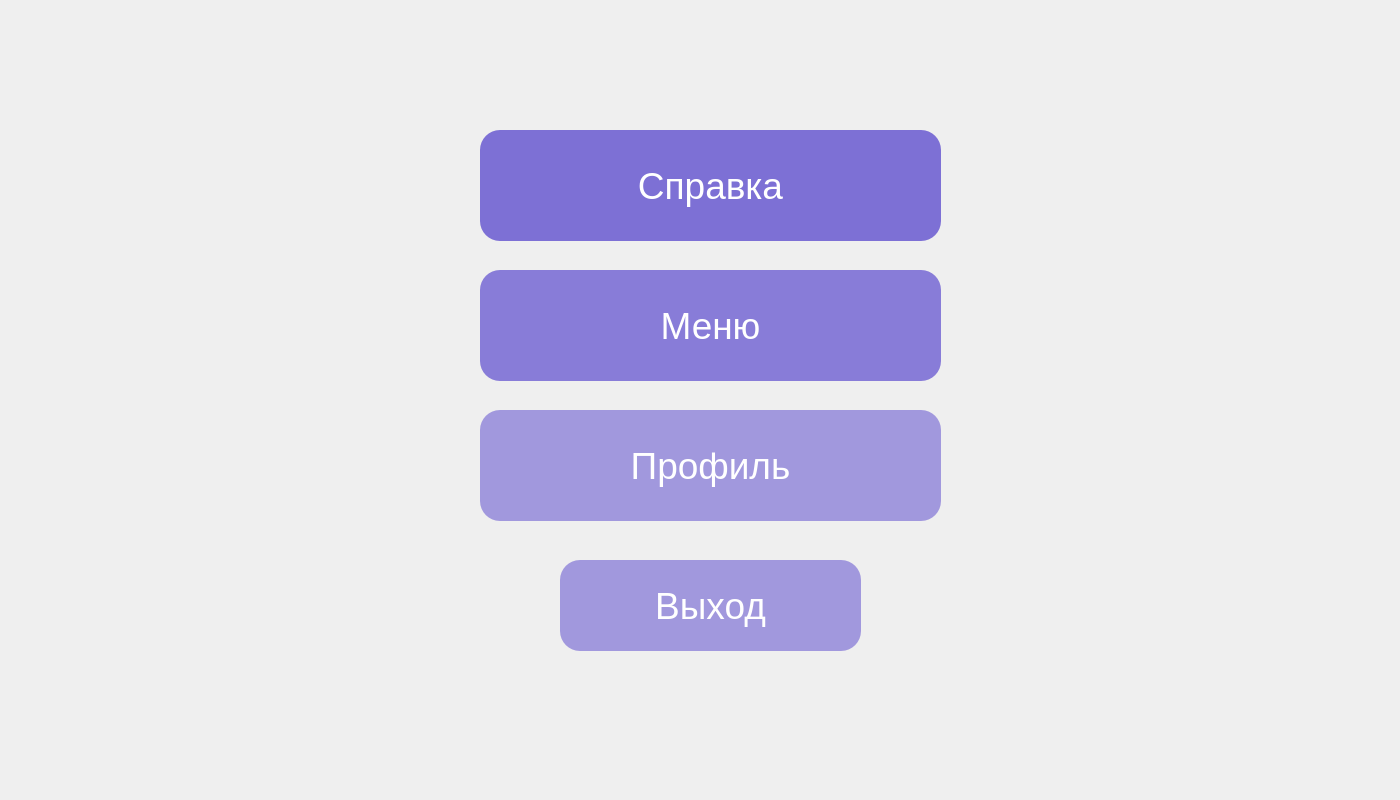
First picture: the form in Python_files/menu_with_menu.ui, repository tixdim/QT_school, before the edit.
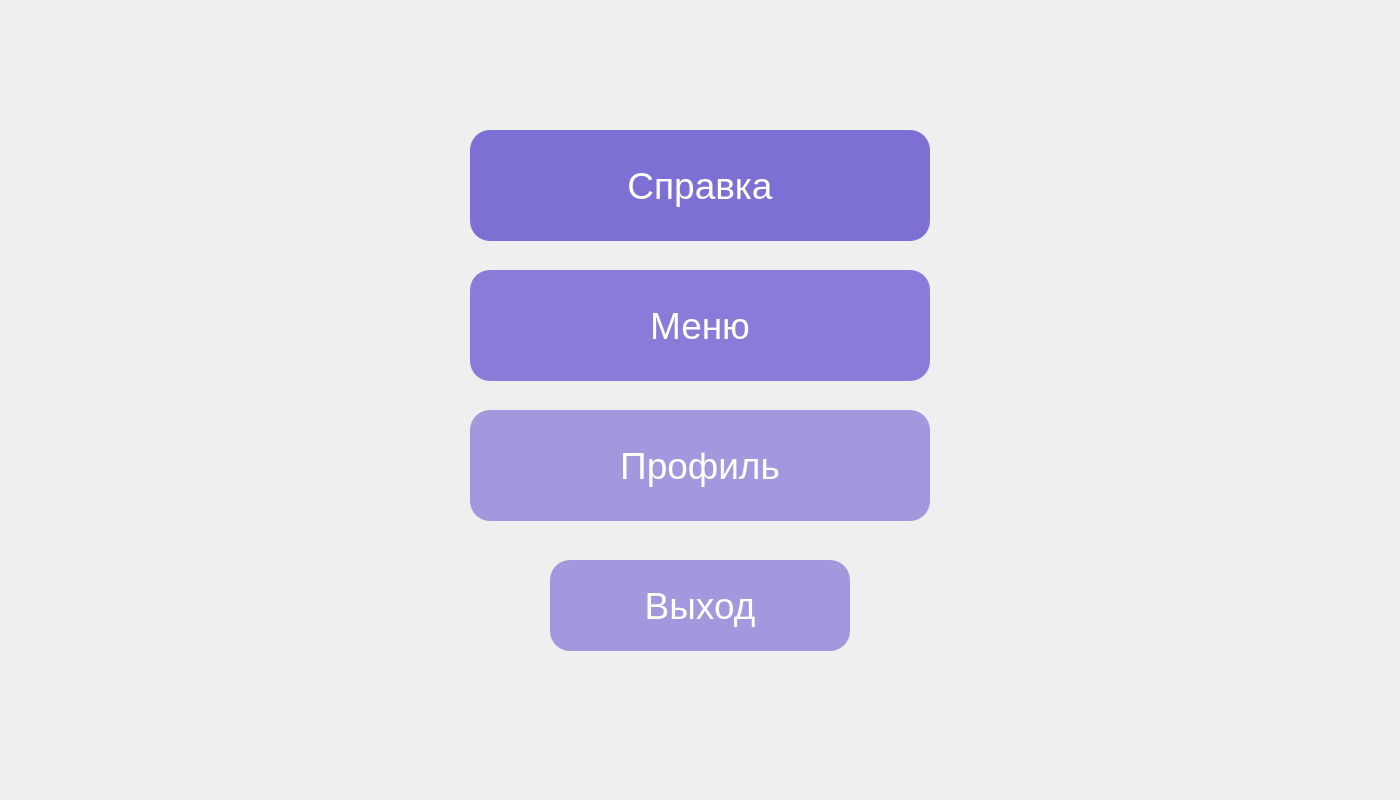
Second picture: the form after the edit.

```diff
--- a/Python_files/menu_with_menu.ui
+++ b/Python_files/menu_with_menu.ui
@@ -16,9 +16,9 @@
   <widget class="QPushButton" name="Spravka_btn">
    <property name="geometry">
     <rect>
-     <x>480</x>
+     <x>470</x>
      <y>130</y>
-     <width>461</width>
+     <width>460</width>
      <height>111</height>
     </rect>
    </property>
@@ -38,9 +38,9 @@
   <widget class="QPushButton" name="Menu_btn">
    <property name="geometry">
     <rect>
-     <x>480</x>
+     <x>470</x>
      <y>270</y>
-     <width>461</width>
+     <width>460</width>
      <height>111</height>
     </rect>
    </property>
@@ -60,9 +60,9 @@
   <widget class="QPushButton" name="Profile_btn">
    <property name="geometry">
     <rect>
-     <x>480</x>
+     <x>470</x>
      <y>410</y>
-     <width>461</width>
+     <width>460</width>
      <height>111</height>
     </rect>
    </property>
@@ -82,9 +82,9 @@
   <widget class="QPushButton" name="Exit_btn">
    <property name="geometry">
     <rect>
-     <x>560</x>
+     <x>550</x>
      <y>560</y>
-     <width>301</width>
+     <width>300</width>
      <height>91</height>
     </rect>
    </property>
```
